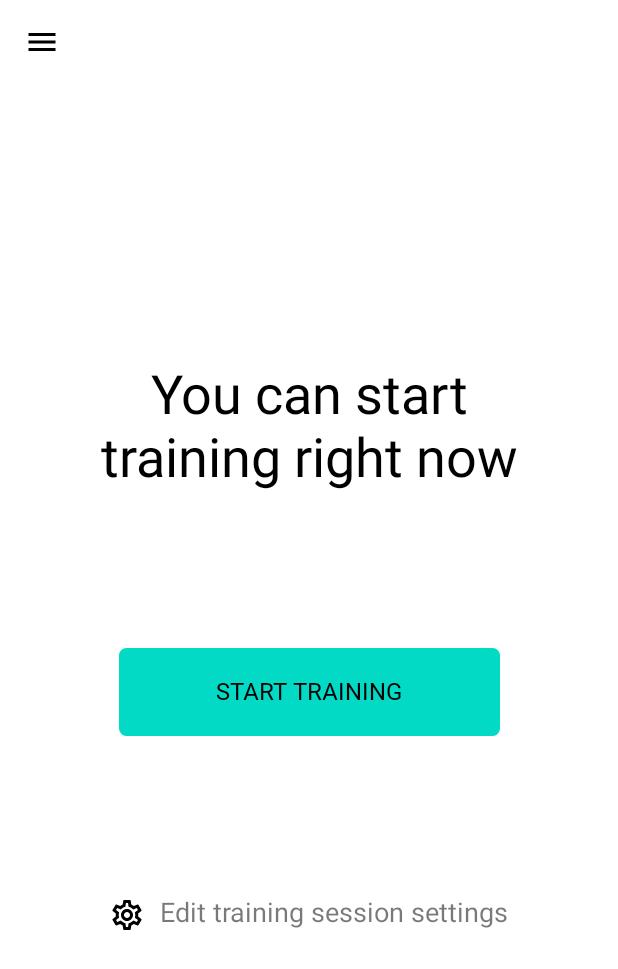
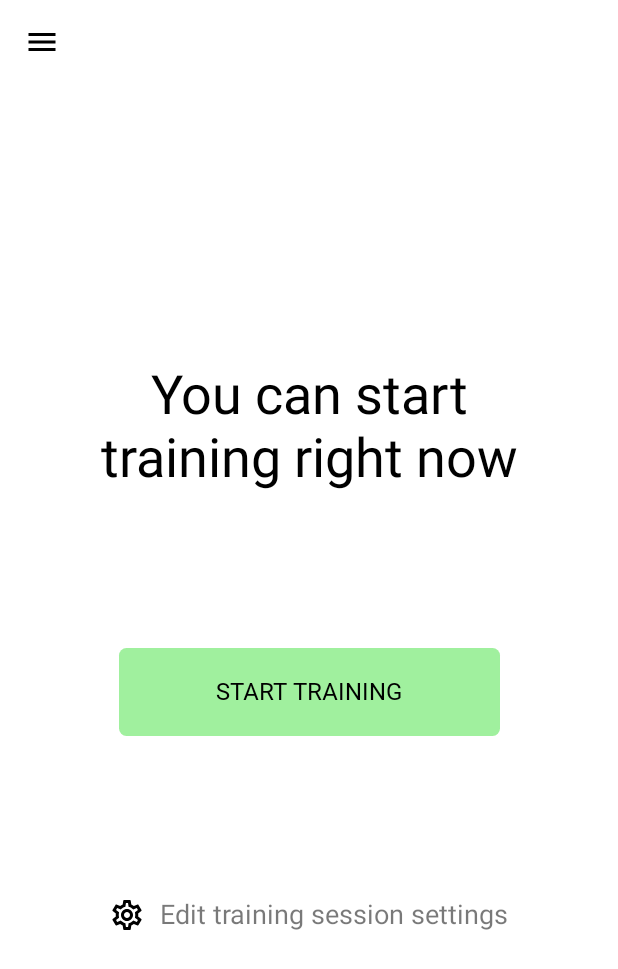
Before and after one commit to RomchiLolchi/SuperSchoolboyRemastered, an Android app built with Jetpack Compose: the screen it shows after launch (MainActivity), after a tap on "Log in with Google Play Games", on a phone screen of 412 x 824 dp. Shown: the top 969 px of the screen. Run offline under Robolectric (Android 15) with nearby library versions, the phone set to English and light mode, and no system bars; our stand-ins replace Dagger/Hilt's generated code, livedata-compose.

Commit message:
- Laid architecture - Settings now work (dynamic change of accent color and ui theme)

```diff
--- a/app/src/main/java/com/oftatech/superschoolboyremastered/activity/LoginActivity.kt
+++ b/app/src/main/java/com/oftatech/superschoolboyremastered/activity/LoginActivity.kt
@@ -6,12 +6,15 @@ import android.content.Intent
 import android.os.Bundle
 import androidx.activity.ComponentActivity
 import androidx.activity.compose.setContent
+import androidx.activity.viewModels
+import androidx.compose.animation.animateColorAsState
 import androidx.compose.foundation.Image
 import androidx.compose.foundation.layout.*
 import androidx.compose.material.MaterialTheme
 import androidx.compose.material.Surface
 import androidx.compose.material.Text
 import androidx.compose.runtime.Composable
+import androidx.compose.runtime.livedata.observeAsState
 import androidx.compose.ui.Alignment
 import androidx.compose.ui.Modifier
 import androidx.compose.ui.layout.ContentScale
@@ -31,13 +34,22 @@ import com.oftatech.superschoolboyremastered.ui.PrimaryTextButton
 import com.oftatech.superschoolboyremastered.ui.SecondaryTextButton
 import com.oftatech.superschoolboyremastered.ui.theme.Madang
 import com.oftatech.superschoolboyremastered.ui.theme.MainAppContent
+import com.oftatech.superschoolboyremastered.util.Utils
 import com.oftatech.superschoolboyremastered.util.Utils.appSetup
+import com.oftatech.superschoolboyremastered.viewmodel.MainViewModel
+import dagger.hilt.android.AndroidEntryPoint
 
+@AndroidEntryPoint
 class LoginActivity : ComponentActivity() {
     override fun onCreate(savedInstanceState: Bundle?) {
         super.onCreate(savedInstanceState)
+
+        val viewModel by viewModels<MainViewModel>()
         setContent {
-            MainAppContent(accentColor = MaterialTheme.colors.secondary) {
+            MainAppContent(
+                darkTheme = Utils.isDarkTheme(viewModel.appTheme.observeAsState().value!!),
+                accentColor = animateColorAsState(targetValue = viewModel.accentColor.observeAsState().value!!).value
+            ) {
                 appSetup()
                 LoginActivityScreenContent()
             }
--- a/app/src/main/java/com/oftatech/superschoolboyremastered/activity/MainActivity.kt
+++ b/app/src/main/java/com/oftatech/superschoolboyremastered/activity/MainActivity.kt
@@ -6,10 +6,10 @@ import android.content.Intent
 import android.os.Bundle
 import androidx.activity.ComponentActivity
 import androidx.activity.compose.setContent
+import androidx.activity.viewModels
 import androidx.annotation.StringRes
 import androidx.compose.animation.animateColorAsState
 import androidx.compose.foundation.*
-import androidx.compose.foundation.gestures.scrollable
 import androidx.compose.foundation.interaction.MutableInteractionSource
 import androidx.compose.foundation.layout.*
 import androidx.compose.foundation.lazy.LazyColumn
@@ -17,6 +17,7 @@ import androidx.compose.material.*
 import androidx.compose.material.icons.Icons
 import androidx.compose.material.icons.outlined.*
 import androidx.compose.runtime.*
+import androidx.compose.runtime.livedata.observeAsState
 import androidx.compose.ui.Alignment
 import androidx.compose.ui.Modifier
 import androidx.compose.ui.draw.alpha
@@ -38,46 +39,37 @@ import androidx.navigation.compose.rememberNavController
 import com.oftatech.superschoolboyremastered.R
 import com.oftatech.superschoolboyremastered.ui.*
 import com.oftatech.superschoolboyremastered.ui.theme.*
+import com.oftatech.superschoolboyremastered.util.Utils
 import com.oftatech.superschoolboyremastered.util.Utils.appSetup
+import com.oftatech.superschoolboyremastered.viewmodel.MainViewModel
+import dagger.hilt.android.AndroidEntryPoint
 import kotlinx.coroutines.launch
 import java.io.Serializable
 
+@AndroidEntryPoint
 class MainActivity : ComponentActivity() {
     override fun onCreate(savedInstanceState: Bundle?) {
         super.onCreate(savedInstanceState)
+
+        val viewModel by viewModels<MainViewModel>()
         setContent {
-            val uiThemeState: MutableState<UIState> =
-                remember { mutableStateOf(UIState.SystemSettings) }
-            //TODO Придумать что сделать с изначальным цветом (заменить его на зелёный по умолчанию в темах сразу)
-            val currentAccentColor = MaterialTheme.colors.secondary
-            val accentColor: MutableState<Color> = remember { mutableStateOf(currentAccentColor) }
-            val isRankActive = remember { mutableStateOf(true) }
-            val isAchievementsActive = remember { mutableStateOf(true) }
-
             MainAppContent(
-                darkTheme = when (uiThemeState.value) {
-                    UIState.LightTheme -> false
-                    UIState.DarkTheme -> true
-                    UIState.SystemSettings -> isSystemInDarkTheme()
-                }, accentColor = animateColorAsState(targetValue = accentColor.value).value
+                darkTheme = Utils.isDarkTheme(viewModel.appTheme.observeAsState().value!!),
+                accentColor = animateColorAsState(targetValue = viewModel.accentColor.observeAsState().value!!).value
             ) {
                 appSetup()
 
                 MainActivityScreenContent(
-                    uiThemeState = uiThemeState.value,
-                    onUIThemeStateChange = { uiThemeState.value = it },
-                    accentColor = accentColor.value,
-                    onAccentColorChange = { accentColor.value = it },
-                    isRankActive = isRankActive.value,
-                    onRankActiveChange = { isRankActive.value = it },
-                    isAchievementsActive = isAchievementsActive.value,
-                    onAchievementsActiveChange = { isAchievementsActive.value = it })
+                    uiThemeState = viewModel.appTheme.observeAsState().value!!,
+                    onUIThemeStateChange = { viewModel.appTheme.value = it },
+                    accentColor = viewModel.accentColor.observeAsState().value!!
+                ) { viewModel.accentColor.value = it }
                 //TODO Реализовать проверку на установку последней версии!!! (Firebase)
             }
         }
 
-        //TODO Убрать заглушку и переписать по нормальному
-        if (intent.getBooleanExtra("TEST", true)) {
+        if (viewModel.firstOpen.value!!) {
+            viewModel.firstOpen.value = false
             startActivity(Intent(this, LoginActivity::class.java).apply {
                 addFlags(Intent.FLAG_ACTIVITY_NO_ANIMATION)
             })
@@ -92,10 +84,6 @@ private fun MainActivityScreenContent(
     onUIThemeStateChange: (UIState) -> Unit,
     accentColor: Color,
     onAccentColorChange: (Color) -> Unit,
-    isRankActive: Boolean,
-    onRankActiveChange: (Boolean) -> Unit,
-    isAchievementsActive: Boolean,
-    onAchievementsActiveChange: (Boolean) -> Unit,
 ) {
     val coroutineScope = rememberCoroutineScope()
     val scaffoldState = rememberScaffoldState()
@@ -170,11 +158,7 @@ private fun MainActivityScreenContent(
                     uiThemeState = uiThemeState,
                     onUIThemeStateChange = onUIThemeStateChange,
                     accentColor = accentColor,
-                    onAccentColorChange = onAccentColorChange,
-                    isRankActive = isRankActive,
-                    onRankActiveChange = onRankActiveChange,
-                    isAchievementsActive = isAchievementsActive,
-                    onAchievementsActiveChange = onAchievementsActiveChange
+                    onAccentColorChange = onAccentColorChange
                 )
             }
             composable(Screen.Statistics.route) {
@@ -185,23 +169,32 @@ private fun MainActivityScreenContent(
                     horizontalAlignment = Alignment.Start,
                     verticalArrangement = Arrangement.Top,
                 ) {
-                    WindowHeader(modifier = Modifier.padding(start = 13.dp), text = stringResource(id = R.string.statistics_text))
+                    WindowHeader(
+                        modifier = Modifier.padding(start = 13.dp),
+                        text = stringResource(id = R.string.statistics_text)
+                    )
                     Spacer(modifier = Modifier.height(30.dp))
                     PlugScreen()
                 }
             }
-            composable(Screen.AdultInfo.route) { TextScreen(
+            composable(Screen.AdultInfo.route) {
+                TextScreen(
                     header = stringResource(id = R.string.info_for_adults),
                     text = stringResource(id = R.string.adult_info_content)
-            ) }
-            composable(Screen.KidsInfo.route) { TextScreen(
+                )
+            }
+            composable(Screen.KidsInfo.route) {
+                TextScreen(
                     header = stringResource(id = R.string.info_for_kids),
                     text = stringResource(id = R.string.kids_info_content)
-            ) }
-            composable(Screen.AboutApp.route) { TextScreen(
+                )
+            }
+            composable(Screen.AboutApp.route) {
+                TextScreen(
                     header = stringResource(id = R.string.about_app),
                     text = stringResource(id = R.string.about_app_content)
-            ) }
+                )
+            }
         }
     }
 }
@@ -235,7 +228,10 @@ private fun TrainingScreen(
         ) {
             openTrainingActivity(activity)
         }
-        Row {
+        Row(
+            horizontalArrangement = Arrangement.Center,
+            verticalAlignment = Alignment.CenterVertically,
+        ) {
             Image(
                 imageVector = Icons.Outlined.Settings,
                 contentDescription = stringResource(id = R.string.settings_text)
@@ -257,10 +253,6 @@ private fun SettingsScreen(
     onUIThemeStateChange: (UIState) -> Unit,
     accentColor: Color,
     onAccentColorChange: (Color) -> Unit,
-    isRankActive: Boolean,
-    onRankActiveChange: (Boolean) -> Unit,
-    isAchievementsActive: Boolean,
-    onAchievementsActiveChange: (Boolean) -> Unit,
 ) {
     Column(
         modifier = modifier
@@ -325,50 +317,6 @@ private fun SettingsScreen(
                             }
                         }
                     }
-                    Spacer(modifier = Modifier.height(30.dp))
-                    SettingsBigPart(partName = stringResource(id = R.string.bonus_system_text)) {
-                        SettingsPart(partName = stringResource(id = R.string.getting_rank_text)) {
-                            Row(
-                                modifier = Modifier.fillMaxWidth(),
-                                horizontalArrangement = Arrangement.Start
-                            ) {
-                                TextRadioButton(
-                                    text = stringResource(id = R.string.on_text),
-                                    isSelected = isRankActive
-                                ) {
-                                    onRankActiveChange(true)
-                                }
-                                TextRadioButton(
-                                    modifier = Modifier.weight(1f),
-                                    text = stringResource(id = R.string.off_text),
-                                    isSelected = !isRankActive
-                                ) {
-                                    onRankActiveChange(false)
-                                }
-                            }
-                        }
-                        Spacer(modifier = Modifier.height(20.dp))
-                        SettingsPart(partName = stringResource(id = R.string.getting_achievements_text)) {
-                            Row(
-                                modifier = Modifier.fillMaxWidth(),
-                                horizontalArrangement = Arrangement.Start
-                            ) {
-                                TextRadioButton(
-                                    text = stringResource(id = R.string.on_text),
-                                    isSelected = isAchievementsActive
-                                ) {
-                                    onAchievementsActiveChange(true)
-                                }
-                                TextRadioButton(
-                                    modifier = Modifier.weight(1f),
-                                    text = stringResource(id = R.string.off_text),
-                                    isSelected = !isAchievementsActive
-                                ) {
-                                    onAchievementsActiveChange(false)
-                                }
-                            }
-                        }
-                    }
                 }
             }
         }
@@ -376,6 +324,17 @@ private fun SettingsScreen(
 }
 
 sealed class UIState(private val stringRepresentation: String) : Serializable {
+    companion object {
+        fun valueOf(stringRepresentation: String): UIState {
+            return when (stringRepresentation) {
+                "light" -> LightTheme
+                "dark" -> DarkTheme
+                "system" -> SystemSettings
+                else -> throw IllegalArgumentException("In UIState class there is no such string representation: $stringRepresentation!")
+            }
+        }
+    }
+
     object LightTheme : UIState("light")
     object DarkTheme : UIState("dark")
     object SystemSettings : UIState("system")
@@ -467,7 +426,14 @@ private fun TextScreen(
     ) {
         WindowHeader(text = header)
         Spacer(modifier = Modifier.height(30.dp))
-        Text(modifier = Modifier.verticalScroll(scrollState), text = text, fontFamily = robotoFontFamily, fontWeight = FontWeight.Normal, fontStyle = FontStyle.Normal, fontSize = 19.sp)
+        Text(
+            modifier = Modifier.verticalScroll(scrollState),
+            text = text,
+            fontFamily = robotoFontFamily,
+            fontWeight = FontWeight.Normal,
+            fontStyle = FontStyle.Normal,
+            fontSize = 19.sp
+        )
     }
 }
 
--- /dev/null
+++ b/app/src/main/java/com/oftatech/superschoolboyremastered/dao/DaoProviders.kt
@@ -0,0 +1,18 @@
+package com.oftatech.superschoolboyremastered.dao
+
+import android.content.Context
+import dagger.Module
+import dagger.Provides
+import dagger.hilt.InstallIn
+import dagger.hilt.android.qualifiers.ApplicationContext
+import dagger.hilt.components.SingletonComponent
+
+@InstallIn(SingletonComponent::class)
+@Module
+class DaoProviders {
+
+    @Provides
+    fun provideMainDAO(@ApplicationContext context: Context): MainSPDao {
+        return MainSPDao(context)
+    }
+}
--- /dev/null
+++ b/app/src/main/java/com/oftatech/superschoolboyremastered/dao/MainSPDao.kt
@@ -0,0 +1,41 @@
+package com.oftatech.superschoolboyremastered.dao
+
+import android.content.Context
+import androidx.compose.ui.graphics.Color
+import com.oftatech.superschoolboyremastered.activity.UIState
+import com.oftatech.superschoolboyremastered.ui.theme.Madang
+
+class MainSPDao(private val context: Context) {
+
+    companion object {
+        private const val DEFAULT_SP_NAME = "MainSP"
+
+        private const val UI_THEME_SP_KEY = "ui_theme"
+        private const val ACCENT_COLOR_SP_KEY = "accent_color"
+        private const val FIRST_OPEN_SP_KEY = "is_first_open"
+    }
+
+    fun readAccentColor(): Color {
+        return Color(context.getSharedPreferences(DEFAULT_SP_NAME, Context.MODE_PRIVATE).getString(ACCENT_COLOR_SP_KEY, Madang.value.toString())!!.toULong())
+    }
+
+    fun writeAccentColor(newAccentColor: Color) {
+        context.getSharedPreferences(DEFAULT_SP_NAME, Context.MODE_PRIVATE).edit().putString(ACCENT_COLOR_SP_KEY, newAccentColor.value.toString()).apply()
+    }
+
+    fun readUITheme(): UIState {
+        return UIState.valueOf(context.getSharedPreferences(DEFAULT_SP_NAME, Context.MODE_PRIVATE).getString(UI_THEME_SP_KEY, UIState.SystemSettings.toString())!!)
+    }
+
+    fun writeUITheme(newUIState: UIState) {
+        context.getSharedPreferences(DEFAULT_SP_NAME, Context.MODE_PRIVATE).edit().putString(UI_THEME_SP_KEY, newUIState.toString()).apply()
+    }
+
+    fun readFirstOpen(): Boolean {
+        return context.getSharedPreferences(DEFAULT_SP_NAME, Context.MODE_PRIVATE).getBoolean(FIRST_OPEN_SP_KEY, true)
+    }
+
+    fun writeFirstOpen(firstOpen: Boolean) {
+        context.getSharedPreferences(DEFAULT_SP_NAME, Context.MODE_PRIVATE).edit().putBoolean(FIRST_OPEN_SP_KEY, firstOpen).apply()
+    }
+}
--- a/app/src/main/java/com/oftatech/superschoolboyremastered/util/Application.kt
+++ b/app/src/main/java/com/oftatech/superschoolboyremastered/util/Application.kt
@@ -2,7 +2,9 @@ package com.oftatech.superschoolboyremastered.util
 
 import android.app.Application
 import androidx.appcompat.app.AppCompatDelegate
+import dagger.hilt.android.HiltAndroidApp
 
+@HiltAndroidApp
 class Application : Application() {
     init {
         AppCompatDelegate.setDefaultNightMode(AppCompatDelegate.MODE_NIGHT_FOLLOW_SYSTEM)
--- a/app/src/main/java/com/oftatech/superschoolboyremastered/util/Utils.kt
+++ b/app/src/main/java/com/oftatech/superschoolboyremastered/util/Utils.kt
@@ -4,13 +4,15 @@ import android.annotation.SuppressLint
 import android.os.Build
 import android.view.View
 import androidx.activity.ComponentActivity
+import androidx.compose.foundation.isSystemInDarkTheme
 import androidx.compose.material.MaterialTheme
 import androidx.compose.runtime.Composable
+import androidx.compose.runtime.livedata.observeAsState
 import androidx.compose.ui.graphics.Color
 import androidx.compose.ui.platform.LocalContext
+import com.oftatech.superschoolboyremastered.activity.UIState
 
 object Utils {
-
     @SuppressLint("ComposableNaming")
     @Composable
     fun appSetup() {
@@ -35,4 +37,13 @@ object Utils {
             activity.window.navigationBarDividerColor = androidColor
         }
     }
+
+    @Composable
+    fun isDarkTheme(uiState: UIState): Boolean {
+        return when (uiState) {
+            UIState.LightTheme -> false
+            UIState.DarkTheme -> true
+            UIState.SystemSettings -> isSystemInDarkTheme()
+        }
+    }
 }
--- /dev/null
+++ b/app/src/main/java/com/oftatech/superschoolboyremastered/viewmodel/MainViewModel.kt
@@ -0,0 +1,46 @@
+package com.oftatech.superschoolboyremastered.viewmodel
+
+import android.app.Application
+import android.util.Log
+import androidx.compose.runtime.MutableState
+import androidx.compose.runtime.getValue
+import androidx.compose.runtime.mutableStateOf
+import androidx.compose.runtime.setValue
+import androidx.compose.ui.graphics.Color
+import androidx.lifecycle.AndroidViewModel
+import androidx.lifecycle.MutableLiveData
+import com.oftatech.superschoolboyremastered.activity.UIState
+import com.oftatech.superschoolboyremastered.dao.MainSPDao
+import com.oftatech.superschoolboyremastered.ui.theme.Madang
+import dagger.hilt.android.lifecycle.HiltViewModel
+import javax.inject.Inject
+
+@HiltViewModel
+class MainViewModel @Inject constructor(private val parameterApplication: Application, private val spDao: MainSPDao) : AndroidViewModel(parameterApplication) {
+    var appTheme = MutableLiveData<UIState>(UIState.SystemSettings)
+    var accentColor = MutableLiveData(Madang)
+    var firstOpen = MutableLiveData(true)
+
+    init {
+        updateSettingsData()
+        configureDataAutosave()
+    }
+
+    private fun updateSettingsData() {
+        appTheme.value = spDao.readUITheme()
+        accentColor.value = spDao.readAccentColor()
+        firstOpen.value = spDao.readFirstOpen()
+    }
+
+    private fun configureDataAutosave() {
+        appTheme.observeForever {
+            spDao.writeUITheme(it)
+        }
+        accentColor.observeForever {
+            spDao.writeAccentColor(it)
+        }
+        firstOpen.observeForever {
+            spDao.writeFirstOpen(it)
+        }
+    }
+}
--- a/build.gradle
+++ b/build.gradle
@@ -8,9 +8,10 @@ buildscript {
         mavenCentral()
     }
     dependencies {
-        classpath 'com.android.tools.build:gradle:7.0.3'
+        classpath 'com.android.tools.build:gradle:7.0.4'
         classpath 'org.jetbrains.kotlin:kotlin-gradle-plugin:1.5.31'
         classpath 'com.google.gms:google-services:4.3.10'
+        classpath 'com.google.dagger:hilt-android-gradle-plugin:2.38.1'
 
         // NOTE: Do not place your application dependencies here; they belong
         // in the individual module build.gradle files
```
Also changed, not shown: app/build.gradle (+7 -0 lines), app/src/main/java/com/oftatech/superschoolboyremastered/activity/TrainingActivity.kt (+80 -21 lines). Lines whose indentation alone changed are shown as unchanged.
